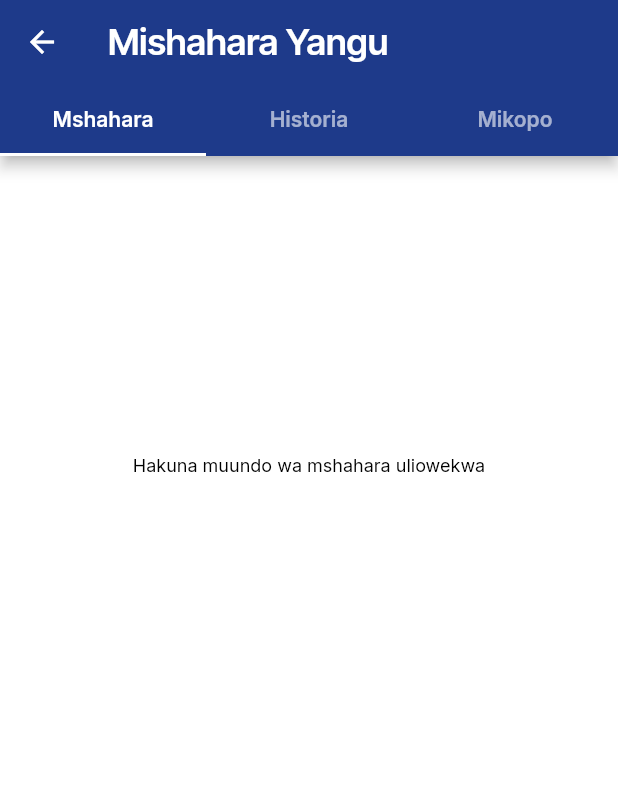
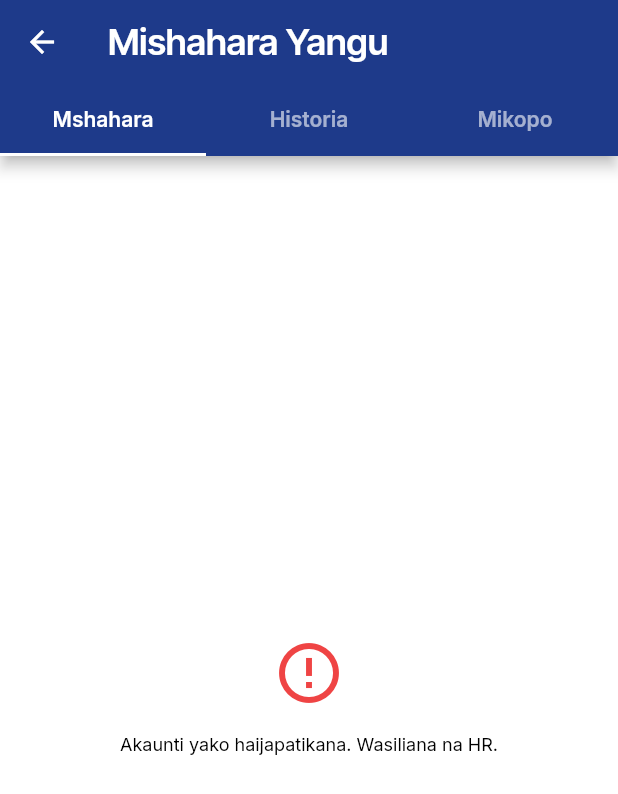
Before and after one commit to IMARISHA12/imfsl-hr, a Flutter app: the HrPayslipsWidget screen opened by its route, on a phone screen of 412 x 824 dp. Shown: the top 794 px of the screen. Run offline on Flutter 3.47's test engine with Material 3 defaults, Android fonts, the phone set to English and light mode, and no system bars; our stand-ins replace auto_size_text, firebase_core, firebase_dynamic_links, flutter_animate, font_awesome_flutter, from_css_color and 7 more; missing offline and left inert: json_path; accounts and stored records are empty; statements that could not run were skipped.

Commit message:
Fix runtime crash risks: staff_id resolution, null safety, error states
Critical fix: Homepage clock-in now resolves the real staff_id from
Staff/Employees tables instead of using the auth user_id directly,
which caused data written to wrong records.

Null safety improvements:
- Dashboard Future.wait results use `is List` checks before casting
- Profile salary fields use `?.` instead of `!` force unwrap
- Leave type dropdown uses safe `.toString()` with fallback

Error state UX:
- Attendance and Payslips widgets show error message when staff/employee
  ID resolution fails instead of showing a blank screen
- Both models now have errorMessage field

https://claude.ai/code/session_01PmYFjftmybijxPak1Pugho

```diff
--- a/lib/hr_attendance/hr_attendance_model.dart
+++ b/lib/hr_attendance/hr_attendance_model.dart
@@ -18,6 +18,9 @@ class HrAttendanceModel extends FlutterFlowModel<HrAttendanceWidget> {
   /// Loading state.
   bool isLoading = true;
 
+  /// Error message to display.
+  String? errorMessage;
+
   /// Prevents double-tap on clock in/out buttons.
   bool isSubmitting = false;
 
--- a/lib/hr_leave/hr_leave_widget.dart
+++ b/lib/hr_leave/hr_leave_widget.dart
@@ -391,8 +391,8 @@ class _HrLeaveWidgetState extends State<HrLeaveWidget>
             value: _model.selectedLeaveTypeId,
             items: _model.leaveTypes
                 .map((lt) => DropdownMenuItem<String>(
-                      value: lt['name'] as String,
-                      child: Text(lt['name'] as String),
+                      value: (lt['name'] ?? lt['code'] ?? '').toString(),
+                      child: Text((lt['name'] ?? lt['code'] ?? '').toString()),
                     ))
                 .toList(),
             onChanged: (val) {
--- a/lib/hr_payslips/hr_payslips_model.dart
+++ b/lib/hr_payslips/hr_payslips_model.dart
@@ -15,6 +15,9 @@ class HrPayslipsModel extends FlutterFlowModel<HrPayslipsWidget> {
   /// Loading state.
   bool isLoading = true;
 
+  /// Error message to display.
+  String? errorMessage;
+
   /// Selected payslip for detail view.
   Map<String, dynamic>? selectedPayslip;
 
--- a/lib/hr_payslips/hr_payslips_widget.dart
+++ b/lib/hr_payslips/hr_payslips_widget.dart
@@ -57,6 +57,7 @@ class _HrPayslipsWidgetState extends State<HrPayslipsWidget>
   Future<void> _loadData() async {
     if (_employeeId == null) {
       _model.isLoading = false;
+      _model.errorMessage = 'Akaunti yako haijapatikana. Wasiliana na HR.';
       safeSetState(() {});
       return;
     }
@@ -128,6 +129,25 @@ class _HrPayslipsWidgetState extends State<HrPayslipsWidget>
                   ),
                 ),
               )
+            : _model.errorMessage != null
+                ? Center(
+                    child: Padding(
+                      padding: const EdgeInsets.all(32.0),
+                      child: Column(
+                        mainAxisAlignment: MainAxisAlignment.center,
+                        children: [
+                          const Icon(Icons.error_outline,
+                              size: 48.0, color: Color(0xFFEF4444)),
+                          const SizedBox(height: 16.0),
+                          Text(
+                            _model.errorMessage!,
+                            textAlign: TextAlign.center,
+                            style: FlutterFlowTheme.of(context).bodyMedium,
+                          ),
+                        ],
+                      ),
+                    ),
+                  )
             : TabBarView(
                 controller: _tabController,
                 children: [
--- a/lib/hr_profile/hr_profile_widget.dart
+++ b/lib/hr_profile/hr_profile_widget.dart
@@ -157,9 +157,9 @@ class _HrProfileWidgetState extends State<HrProfileWidget> {
                         if (_model.salary != null) ...[
                           const SizedBox(height: 14.0),
                           _buildSection(context, 'Mshahara (Sasa)', [
-                            _infoRow('Msingi', 'TZS ${_fmt(_model.salary!['basic_salary'])}'),
-                            _infoRow('Jumla', 'TZS ${_fmt(_model.salary!['gross_salary'])}'),
-                            _infoRow('Tangu', _model.salary!['effective_from']?.toString() ?? '-'),
+                            _infoRow('Msingi', 'TZS ${_fmt(_model.salary?['basic_salary'])}'),
+                            _infoRow('Jumla', 'TZS ${_fmt(_model.salary?['gross_salary'])}'),
+                            _infoRow('Tangu', _model.salary?['effective_from']?.toString() ?? '-'),
                           ]),
                         ],
                         const SizedBox(height: 24.0),
```
Also changed, not shown: lib/homepagestaff/homepagestaff_widget.dart (+16 -1 lines), lib/hr_attendance/hr_attendance_widget.dart (+20 -0 lines), lib/hr_dashboard/hr_dashboard_widget.dart (+16 -12 lines).
